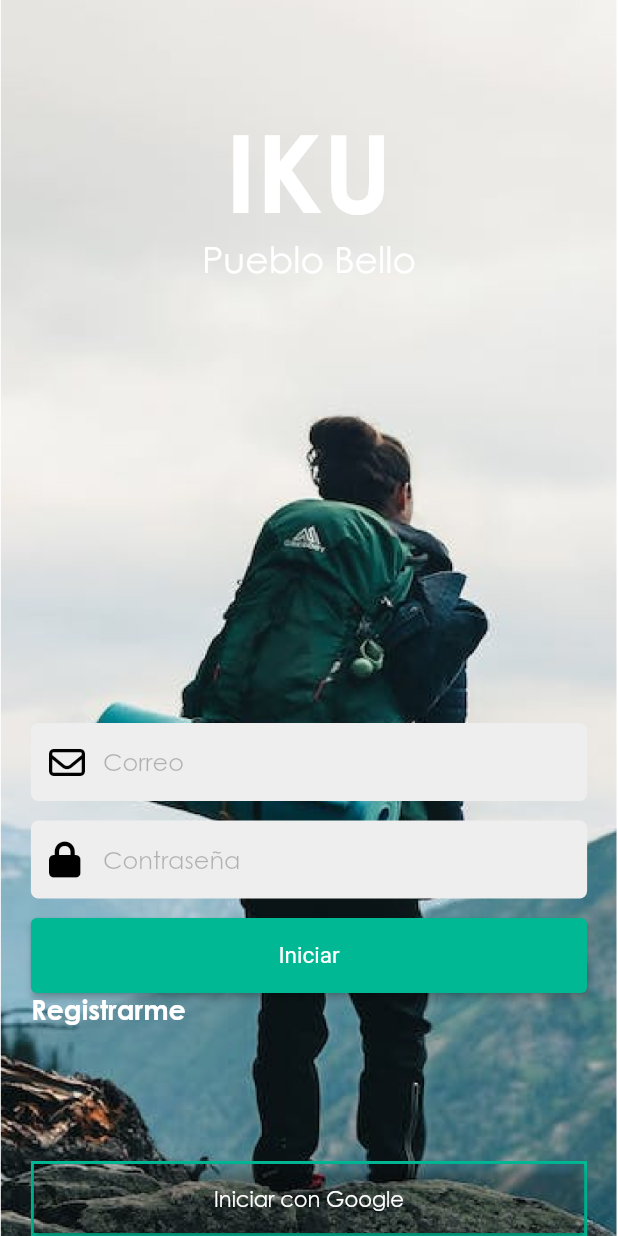
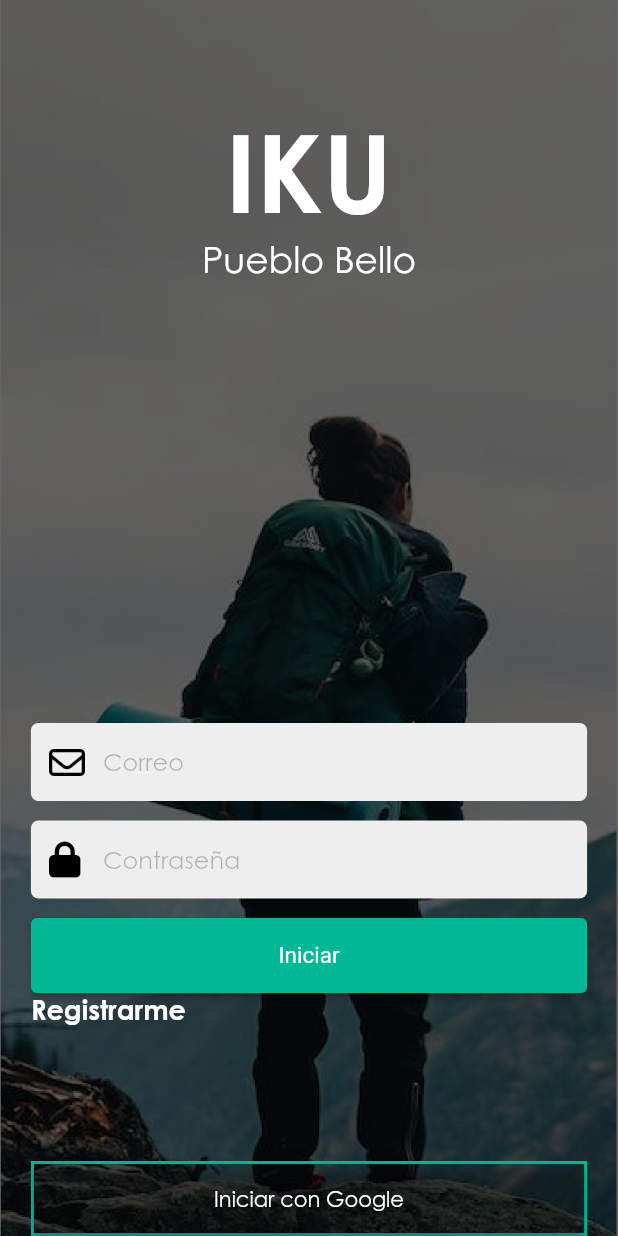
Before and after one commit to pueblobelloapp/TouristApp, a Flutter app: the screen it shows after launch, on a phone screen of 412 x 824 dp. Run offline on Flutter 3.47's test engine with Material 2 defaults, Android fonts, the phone set to English and light mode, and no system bars; our stand-ins replace bootstrap_icons, cloud_firestore, email_validator, equatable, firebase_auth, firebase_core and 9 more; accounts and stored records are empty.

Commit message:
Logica de login, agregando clase de notificaciones.

```diff
--- a/lib/Recursos/Paginas/Login/Login.dart
+++ b/lib/Recursos/Paginas/Login/Login.dart
@@ -1,6 +1,7 @@
 
 import 'package:app_turismo_usuario/Recursos/Entity/UserLogin.dart';
 import 'package:app_turismo_usuario/Recursos/Paginas/Login/LoginControllers.dart';
+import 'package:app_turismo_usuario/Recursos/Paginas/Principal/principal.dart';
 import 'package:app_turismo_usuario/Recursos/Widget/Constans.dart';
 import 'package:app_turismo_usuario/Recursos/utils/GextUtils.dart';
 import 'package:app_turismo_usuario/main.dart';
@@ -55,10 +56,13 @@ class _LoginState extends State<Login> {
           Container(
               width: MediaQuery.of(context).size.width,
               height: MediaQuery.of(context).size.height,
-              decoration: const BoxDecoration(
+              decoration: BoxDecoration(
                   image: DecorationImage(
-                      image: AssetImage('Assets/Img/background-login.png'),
-                      fit: BoxFit.cover)),
+                      image: const AssetImage('Assets/Img/background-login.png'),
+                      fit: BoxFit.cover,
+                      colorFilter: ColorFilter.mode(
+                          Colors.black.withOpacity(0.6), BlendMode.srcOver)
+                  )),
               child: Column(
                 mainAxisAlignment: MainAxisAlignment.end,
                 children: [
@@ -175,17 +179,20 @@ class _LoginState extends State<Login> {
       userLogin.password = contrasena;
       _controllerLogin.validateLoginUser(userLogin)
           .then((value) => {
-        print("Inicio de sesion Correcto.")
+        print("Inicio de sesion Correcto."),
+        Get.to(Principal())
       })
           .catchError((onError) {
         if (onError == "wrong-password") {
           mensajeNotification = "Contraseña incorrecta";
         } else if (onError == "user-not-found") {
           mensajeNotification = "Email no existe.";
+        } else if (onError == "Unexpected format") {
+          mensajeNotification = "CatchatError";
         } else {
           mensajeNotification = onError.toString();
         }
-
+        print("Error de inicio sesion: $onError");
         messageController.messageError("Validacion", mensajeNotification);
       });
     }
--- a/lib/Recursos/Paginas/myApp.dart
+++ b/lib/Recursos/Paginas/myApp.dart
@@ -4,6 +4,7 @@ import 'package:app_turismo_usuario/Recursos/Paginas/Login/Login.dart';
 import 'package:app_turismo_usuario/Recursos/Paginas/Mapa/Mapa.dart';
 import 'package:app_turismo_usuario/Recursos/Paginas/My_location/my_location.dart';
 import 'package:app_turismo_usuario/Recursos/Paginas/Perfil/Perfil.dart';
+import 'package:app_turismo_usuario/Recursos/Paginas/Principal/principal.dart';
 import 'package:app_turismo_usuario/Recursos/Paginas/SplashScreen/splashScreen.dart';
 import 'package:flutter/material.dart';
 import 'package:get/get_navigation/get_navigation.dart';
@@ -32,7 +33,8 @@ class _MyAppState extends State<MyApp> {
         'Home': (context) => HomePage(),
         'Mapa': (context) => MapaPage(),
         'Arhuaco': (context) => ArhuacoPage(),
-        'Sitio Turistico': (context) => SitiosTuristicoPage()
+        'Sitio Turistico': (context) => SitiosTuristicoPage(),
+        'principal' : (context) => Principal()
       },
     );
   }
--- a/pubspec.yaml
+++ b/pubspec.yaml
@@ -28,6 +28,8 @@ dependencies:
   image_picker: ^0.8.8
   transparent_image: ^2.0.1
   bootstrap_icons: ^1.10.5+2
+  email_validator: ^2.1.17
+  get_it: ^7.2.0
 
 dev_dependencies:
   flutter_test:
```
Also changed, not shown: lib/Recursos/Paginas/Registrar/Registrar.dart (+26 -1 lines), lib/Recursos/utils/NotificationValidation.dart (added, +20 -0 lines), pubspec.lock, 1 other file.
